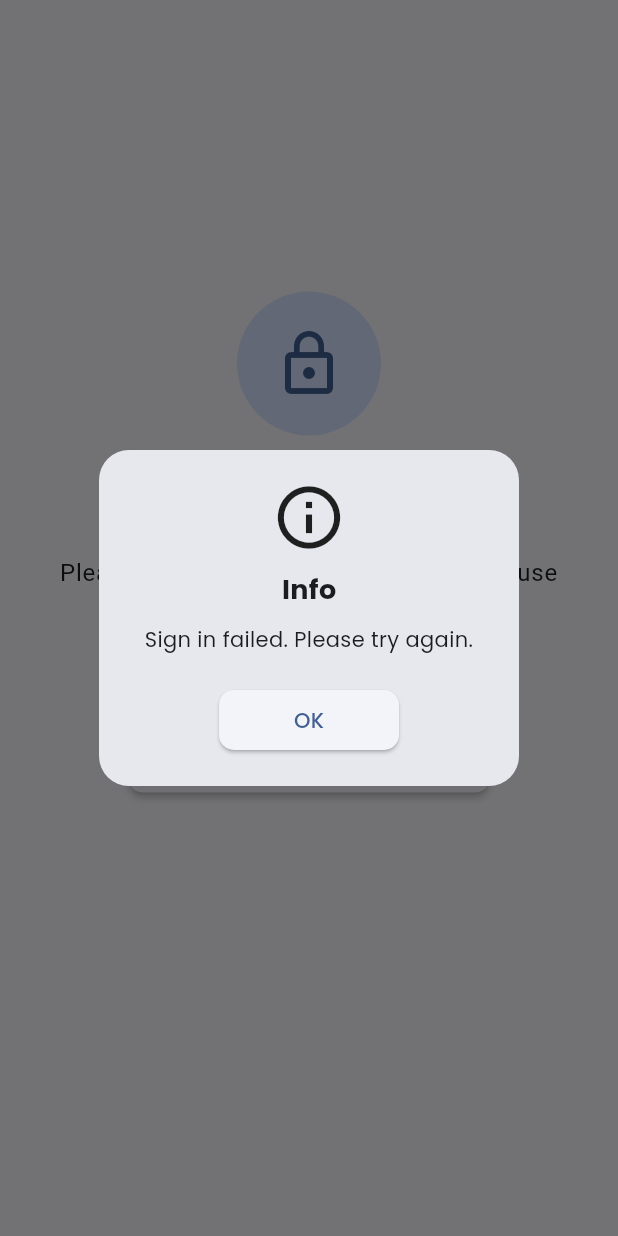
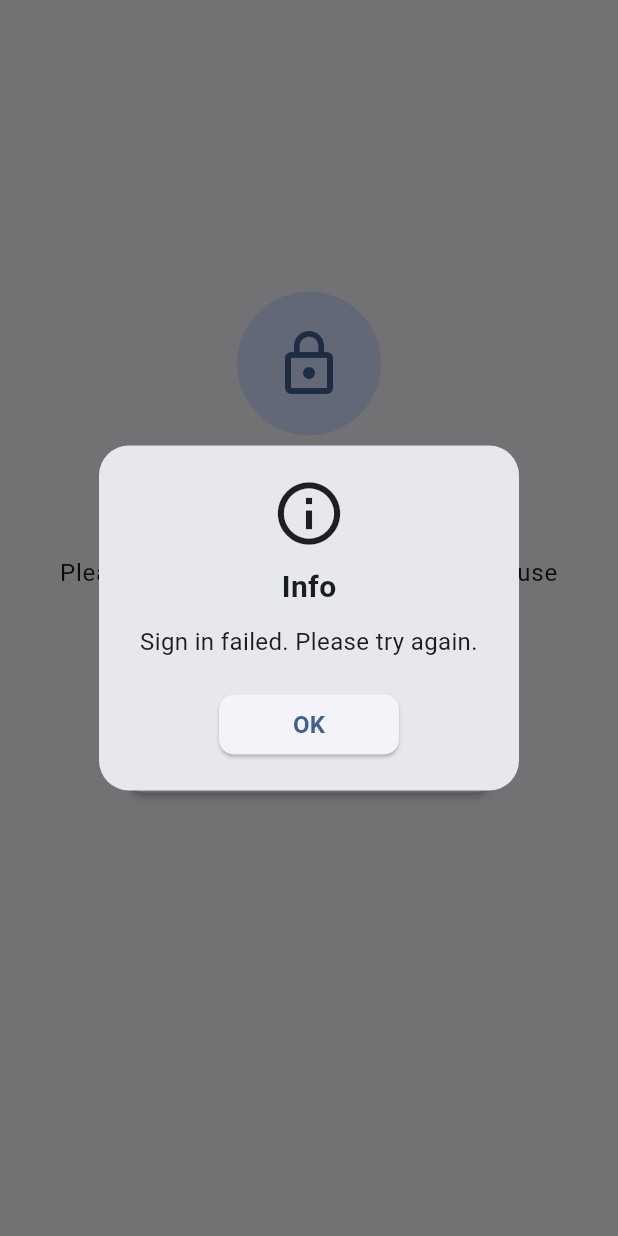
Before and after one commit to Diaz1401/CodeMap, a Flutter app: the screen it shows after launch, after a tap on "Continue with Google", on a phone screen of 412 x 824 dp. Run offline on Flutter 3.47's test engine with Material 3 defaults, Android fonts, the phone set to English and light mode, and no system bars; our stand-ins replace firebase_auth, firebase_core, firebase_database, flutter_markdown_plus, google_sign_in; accounts and stored records are empty.

Commit message:
util, theme: Some fixes and improvements
Signed-off-by: Diaz1401 <diaznura@outlook.com>

```diff
--- a/lib/main.dart
+++ b/lib/main.dart
@@ -1,4 +1,4 @@
-import 'package:codemap/config/theme.dart';
+import 'package:codemap/config/theme_config.dart';
 import 'package:firebase_core/firebase_core.dart';
 import 'package:flutter/material.dart';
 import 'package:flutter_localizations/flutter_localizations.dart';
--- a/lib/utils/util.dart
+++ b/lib/utils/util.dart
@@ -1,6 +1,5 @@
 import 'package:flutter/foundation.dart';
 import 'package:flutter/material.dart';
-import 'package:google_fonts/google_fonts.dart';
 
 void printDebug(String tag, String message) {
   if (kDebugMode) {
@@ -19,26 +18,17 @@ void utilShowDialog(BuildContext context, String message) {
           child: Column(
             mainAxisSize: MainAxisSize.min,
             children: [
-              const Icon(
-                Icons.info_outline,
-                size: 50,
-              ),
+              const Icon(Icons.info_outline, size: 50),
               const SizedBox(height: 10),
               Text(
                 "Info",
-                style: GoogleFonts.poppins(
-                  fontSize: 18,
-                  fontWeight: FontWeight.w700,
-                ),
+                style: TextStyle(fontSize: 20, fontWeight: FontWeight.bold),
               ),
               const SizedBox(height: 10),
               Text(
                 message,
                 textAlign: TextAlign.center,
-                style: GoogleFonts.poppins(
-                  fontSize: 14,
-                  fontWeight: FontWeight.w400,
-                ),
+                style: TextStyle(fontSize: 16),
               ),
               const SizedBox(height: 20),
               ElevatedButton(
@@ -51,10 +41,7 @@ void utilShowDialog(BuildContext context, String message) {
                 ),
                 child: Text(
                   "OK",
-                  style: GoogleFonts.poppins(
-                    fontSize: 14,
-                    fontWeight: FontWeight.w500,
-                  ),
+                  style: TextStyle(fontSize: 16, fontWeight: FontWeight.bold),
                 ),
               ),
             ],
--- a/pubspec.yaml
+++ b/pubspec.yaml
@@ -44,7 +44,6 @@ dependencies:
   firebase_core: ^3.14.0
   firebase_auth: ^5.6.0
   firebase_database: ^11.3.7
-  google_fonts: ^6.2.1
 
 dev_dependencies:
   flutter_test:
@@ -55,7 +54,7 @@ dev_dependencies:
   # activated in the `analysis_options.yaml` file located at the root of your
   # package. See that file for information about deactivating specific lint
   # rules and activating additional ones.
-  flutter_lints: ^5.0.0
+  flutter_lints: ^6.0.0
 
 # For information on the generic Dart part of this file, see the
 # following page: https://dart.dev/tools/pub/pubspec
```
Also changed, not shown: lib/config/theme_config.dart (renamed from lib/config/theme.dart), pubspec.lock.
